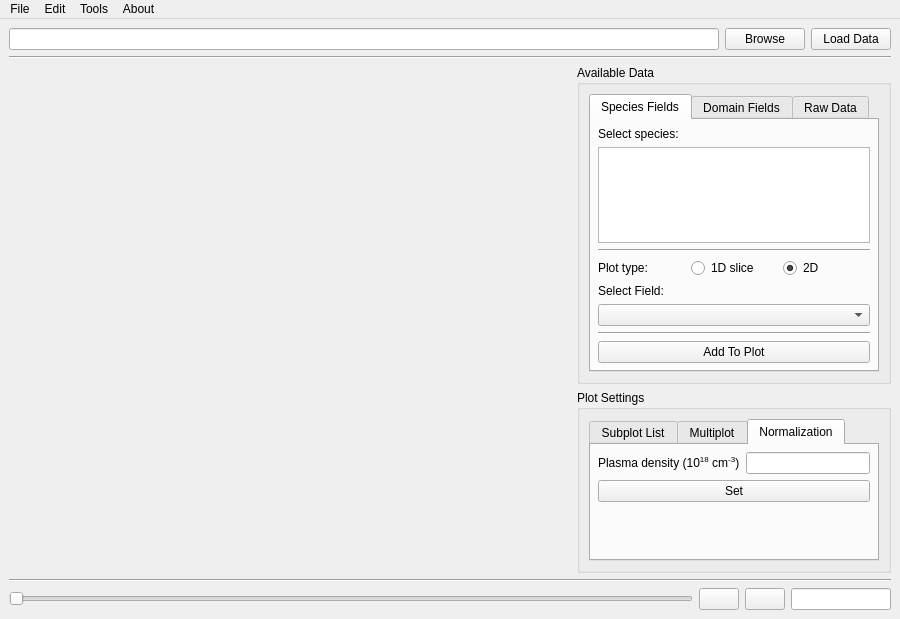
The window that VisualPIC/Views/DataVisualizerGUI.ui (AngelFP/VisualPIC) describes before a commit, drawn with Qt 5.
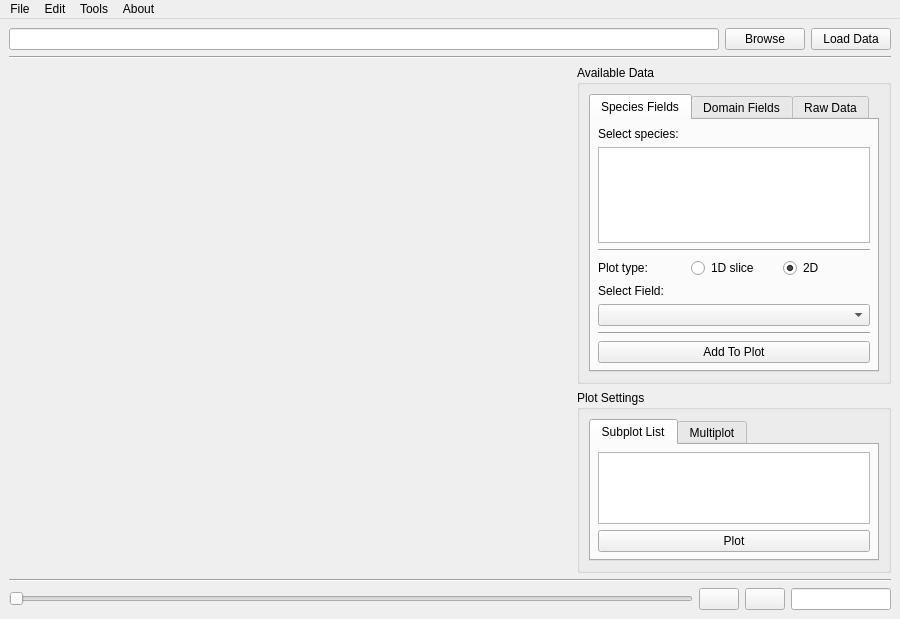
The same window after the commit. The open tabs and pages were chosen to show the change. Icons and pictures are not drawn.

Commit message: Removed normalization tab from main window.

The edit to the form file:
```diff
--- a/VisualPIC/Views/DataVisualizerGUI.ui
+++ b/VisualPIC/Views/DataVisualizerGUI.ui
@@ -734,66 +734,6 @@
                   </item>
                  </layout>
                 </widget>
-                <widget class="QWidget" name="tab_5">
-                 <attribute name="title">
-                  <string>Normalization</string>
-                 </attribute>
-                 <layout class="QVBoxLayout" name="verticalLayout">
-                  <property name="leftMargin">
-                   <number>7</number>
-                  </property>
-                  <property name="topMargin">
-                   <number>7</number>
-                  </property>
-                  <property name="rightMargin">
-                   <number>7</number>
-                  </property>
-                  <property name="bottomMargin">
-                   <number>7</number>
-                  </property>
-                  <item>
-                   <layout class="QHBoxLayout" name="horizontalLayout_6">
-                    <item>
-                     <widget class="QLabel" name="label_9">
-                      <property name="text">
-                       <string>Plasma density (10&lt;sup&gt;18&lt;/sup&gt; cm&lt;sup&gt;-3&lt;/sup&gt;)</string>
-                      </property>
-                     </widget>
-                    </item>
-                    <item>
-                     <widget class="QLineEdit" name="plasmaDensity_lineEdit">
-                      <property name="enabled">
-                       <bool>true</bool>
-                      </property>
-                     </widget>
-                    </item>
-                   </layout>
-                  </item>
-                  <item>
-                   <widget class="QPushButton" name="setNormalization_Button">
-                    <property name="enabled">
-                     <bool>true</bool>
-                    </property>
-                    <property name="text">
-                     <string>Set</string>
-                    </property>
-                   </widget>
-                  </item>
-                  <item>
-                   <spacer name="verticalSpacer_2">
-                    <property name="orientation">
-                     <enum>Qt::Vertical</enum>
-                    </property>
-                    <property name="sizeHint" stdset="0">
-                     <size>
-                      <width>20</width>
-                      <height>40</height>
-                     </size>
-                    </property>
-                   </spacer>
-                  </item>
-                 </layout>
-                </widget>
                </widget>
               </item>
              </layout>
```
The commit also changes 1 other file.
